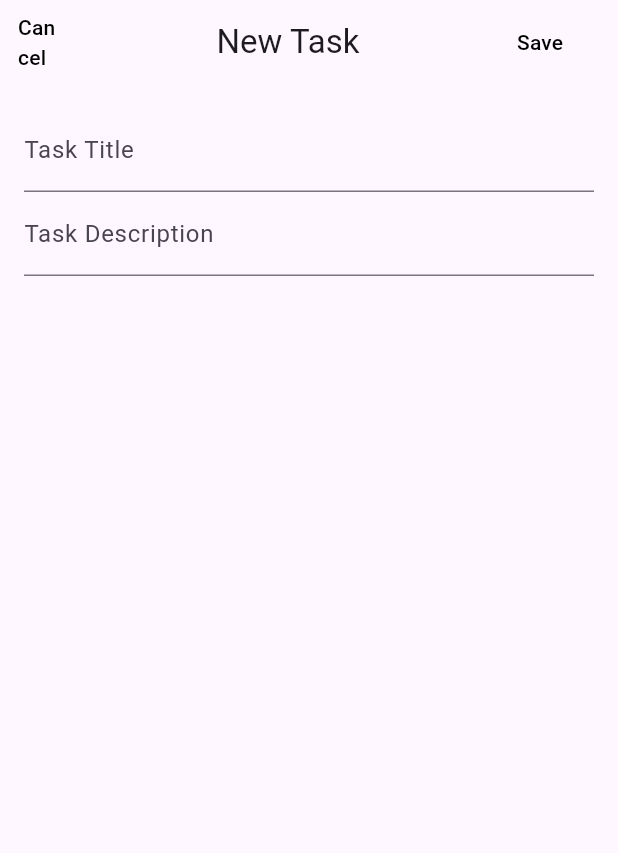
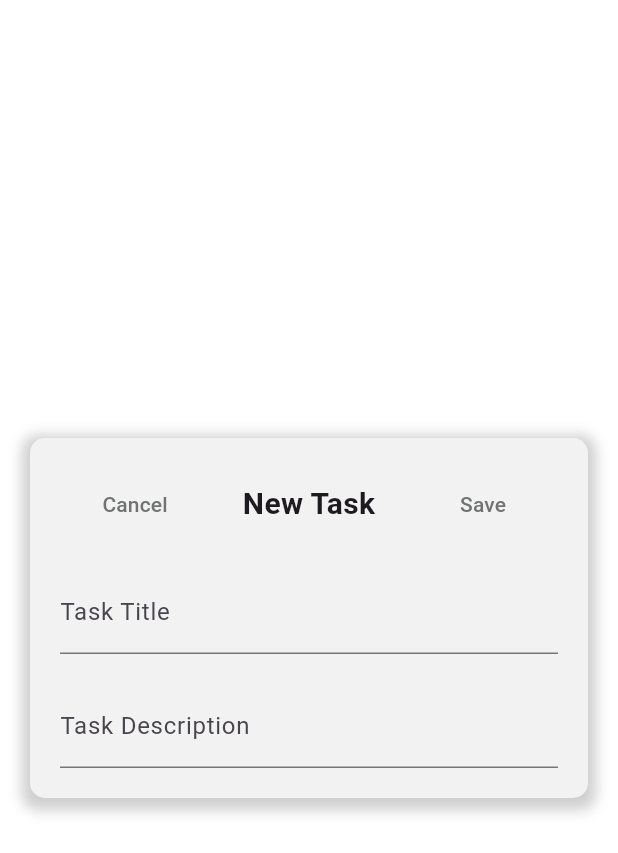
Before and after one commit to Fah4664/reminder-application, a Flutter app: the screen it shows after launch, item 2 of the bottom bar chosen, on a phone screen of 412 x 824 dp. Shown: the top 853 px of the screen. Run offline on Flutter 3.47's test engine with Material 3 defaults, Android fonts, the phone set to English and light mode, and no system bars.

Commit message:
Update add_task_page.dart

```diff
--- a/lib/add_task_page.dart
+++ b/lib/add_task_page.dart
@@ -10,21 +10,55 @@ class AddTaskPage extends StatelessWidget {
   @override
   Widget build(BuildContext context) {
     return Scaffold(
-      appBar: AppBar(
-        title: Center(
-          child: Text('New Task', textAlign: TextAlign.center),
+      backgroundColor: Color.fromARGB(255, 255, 255, 255), // พื้นหลังของหน้าจอจริงเป็นสีขาว
+      body: Center(
+        child: Container(
+          margin: const EdgeInsets.symmetric(horizontal: 20.0, vertical: 80.0),
+          padding: const EdgeInsets.symmetric(horizontal: 20.0, vertical: 20.0),
+          decoration: BoxDecoration(
+            color: Color(0xFFf2f2f2), // พื้นหลังของป๊อปอัพเป็นสีเทาอ่อน
+            borderRadius: BorderRadius.circular(10.0),
+            boxShadow: <BoxShadow>[
+              BoxShadow(
+                color: Colors.grey.withOpacity(0.5),
+                spreadRadius: 5,
+                blurRadius: 7,
+                offset: Offset(0, 3),
               ),
-        leading: TextButton(
+            ],
+          ),
+          child: Column(
+            mainAxisSize: MainAxisSize.min,
+            children: <Widget>[
+              Row(
+                children: <Widget>[
+                  SizedBox(
+                    width: 100, // กำหนดความกว้างของปุ่ม Cancel
+                    child: TextButton(
                       onPressed: () {
                         Navigator.pop(context);
                       },
-          child: Text(
-            'Cancel',
-            style: TextStyle(color: const Color.fromARGB(255, 0, 0, 0)),
+                      style: TextButton.styleFrom(
+                        foregroundColor: Color(0xFF717273), // สีตัวอักษร
+                        padding: EdgeInsets.symmetric(vertical: 10.0), // ขนาดปุ่ม
+                        backgroundColor: Colors.transparent, // ไม่มีพื้นหลัง
+                        minimumSize: Size(100, 40), // ขนาดปุ่มขั้นต่ำ
+                        side: BorderSide.none, // ไม่มีขอบ
+                      ),
+                      child: Text('Cancel'),
                     ),
                   ),
-        actions: <Widget>[
-          TextButton(
+                  Expanded(
+                    child: Center(
+                      child: Text(
+                        'New Task',
+                        style: TextStyle(fontSize: 20, fontWeight: FontWeight.bold),
+                      ),
+                    ),
+                  ),
+                  SizedBox(
+                    width: 100, // กำหนดความกว้างของปุ่ม Save
+                    child: TextButton(
                       onPressed: () {
                         final String title = titleController.text;
                         final String description = descriptionController.text;
@@ -40,28 +74,30 @@ class AddTaskPage extends StatelessWidget {
                           Navigator.pop(context);
                         }
                       },
-            child: Text(
-              'Save',
-              style: TextStyle(color: const Color.fromARGB(255, 0, 0, 0)),
+                      style: TextButton.styleFrom(
+                        foregroundColor: Color(0xFF717273), // สีตัวอักษร
+                        padding: EdgeInsets.symmetric(vertical: 10.0), // ขนาดปุ่ม
+                        backgroundColor: Colors.transparent, // ไม่มีพื้นหลัง
+                        minimumSize: Size(100, 40), // ขนาดปุ่มขั้นต่ำ
+                        side: BorderSide.none, // ไม่มีขอบ
+                      ),
+                      child: Text('Save'),
                     ),
                   ),
-          SizedBox(width: 20), // Add some spacing to the right of Save button
                 ],
               ),
-      body: Padding(
-        padding: const EdgeInsets.all(16.0),
-        child: Column(
-          children: <Widget>[
+              SizedBox(height: 20), // เว้นระยะห่างระหว่างแถวปุ่มกับฟิลด์ข้อความ
               TextField(
                 controller: titleController,
                 decoration: InputDecoration(labelText: 'Task Title'),
               ),
+              SizedBox(height: 20), // เพิ่มระยะห่างระหว่าง TextField
               TextField(
                 controller: descriptionController,
                 decoration: InputDecoration(labelText: 'Task Description'),
               ),
-            SizedBox(height: 20),
             ],
+          ),
         ),
       ),
     );
```
Lines whose indentation alone changed are shown as unchanged.
